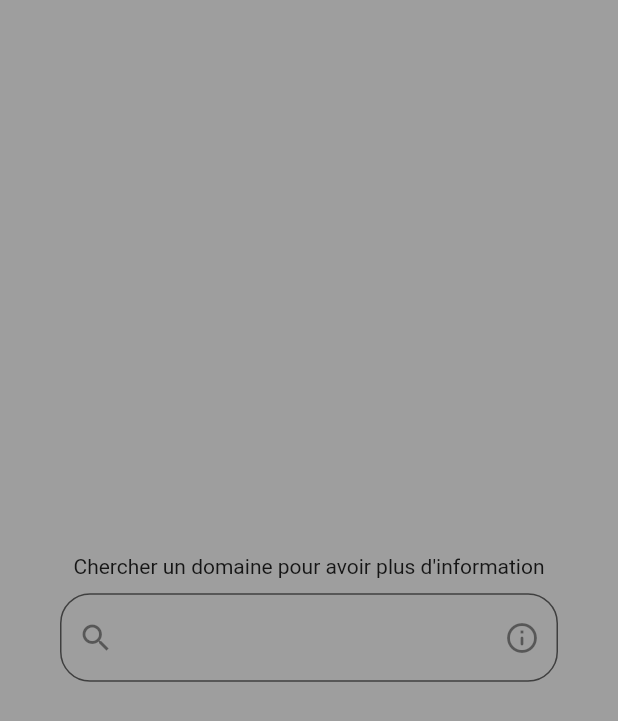
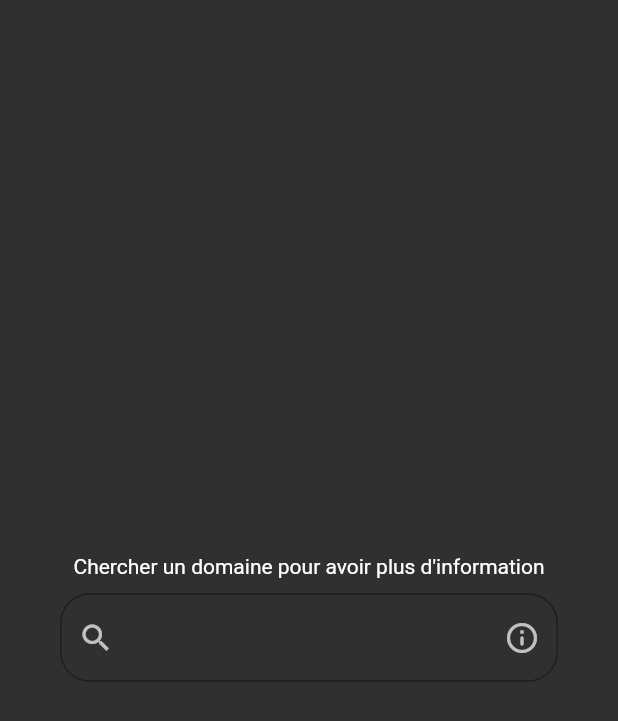
Before and after one commit to lschaeffer313/domaine-nc-mobile, a Flutter app: the screen it shows after launch, on a phone screen of 412 x 824 dp. Shown: the top 721 px of the screen. Run offline on Flutter 3.47's test engine with Material 2 defaults, Android fonts, the phone set to English and light mode, and no system bars; our stand-ins replace flutter_markdown, skeletons.

Commit message:
feat(Theme): :lipstick: Change theme to default to the dark one
Also change the name of the app displayed

#8 & #47

```diff
--- a/lib/main.dart
+++ b/lib/main.dart
@@ -1,6 +1,5 @@
 import 'package:domaine_nc_mobile/routes/search_route.dart';
 import 'package:domaine_nc_mobile/theme/dark_theme.dart';
-import 'package:domaine_nc_mobile/theme/light_theme.dart';
 import 'package:flutter/material.dart';
 import 'package:intl/date_symbol_data_local.dart';
 import 'package:intl/intl.dart';
@@ -19,8 +18,7 @@ class MyApp extends StatelessWidget {
     initializeDateFormatting("fr_FR");
     return MaterialApp(
       title: 'DomaineNcMobile',
-      theme: LightThemeDataApp.getThemeData(),
-      darkTheme: DarkThemeDataApp.getThemeData(),
+      theme: DarkThemeDataApp.getThemeData(),
       initialRoute: '/',
       onGenerateRoute: SearchRoute.generateRoute,
     );
--- a/lib/theme/light_theme.dart
+++ /dev/null
@@ -1,57 +0,0 @@
-import 'package:flutter/material.dart';
-import 'package:flutter/services.dart';
-
-class LightThemeDataApp {
-  static const mainColor = Colors.yellow;
-  static const secondaryColor = Colors.black;
-  static const errorColor = Colors.red;
-  static const darkColor = Colors.black12;
-  static const backgroundColor = Colors.black54;
-  static ThemeData getThemeData() {
-    const SystemUiOverlayStyle(statusBarColor: LightThemeDataApp.mainColor);
-    return ThemeData(
-      brightness: Brightness.light,
-      appBarTheme: const AppBarTheme(
-        backgroundColor: LightThemeDataApp.mainColor,
-      ),
-      scaffoldBackgroundColor: Colors.grey,
-      listTileTheme: const ListTileThemeData(
-        iconColor: LightThemeDataApp.mainColor,
-        textColor: LightThemeDataApp.mainColor,
-      ),
-      colorScheme: const ColorScheme(
-        onPrimary: LightThemeDataApp.mainColor,
-        onSecondary: LightThemeDataApp.secondaryColor,
-        brightness: Brightness.light,
-        primary: LightThemeDataApp.mainColor,
-        secondary: LightThemeDataApp.secondaryColor,
-        error: LightThemeDataApp.errorColor,
-        onError: LightThemeDataApp.mainColor,
-        background: LightThemeDataApp.darkColor,
-        onBackground: LightThemeDataApp.darkColor,
-        onSurface: LightThemeDataApp.backgroundColor,
-        surface: LightThemeDataApp.backgroundColor,
-      ),
-      iconTheme: const IconThemeData(color: LightThemeDataApp.mainColor),
-      inputDecorationTheme: const InputDecorationTheme(
-        iconColor: Colors.black,
-        suffixStyle: TextStyle(
-          color: Colors.black,
-        ),
-        border: OutlineInputBorder(
-          borderRadius: BorderRadius.all(Radius.circular(20)),
-          borderSide: BorderSide(color: Colors.white),
-        ),
-        focusedBorder: OutlineInputBorder(
-          borderRadius: BorderRadius.all(Radius.circular(20)),
-          borderSide: BorderSide(color: LightThemeDataApp.mainColor),
-        ),
-        filled: true,
-        fillColor: Colors.grey,
-      ),
-      floatingActionButtonTheme: const FloatingActionButtonThemeData(
-        backgroundColor: LightThemeDataApp.mainColor,
-      ),
-    );
-  }
-}
```
Also changed, not shown: 1 other file.
